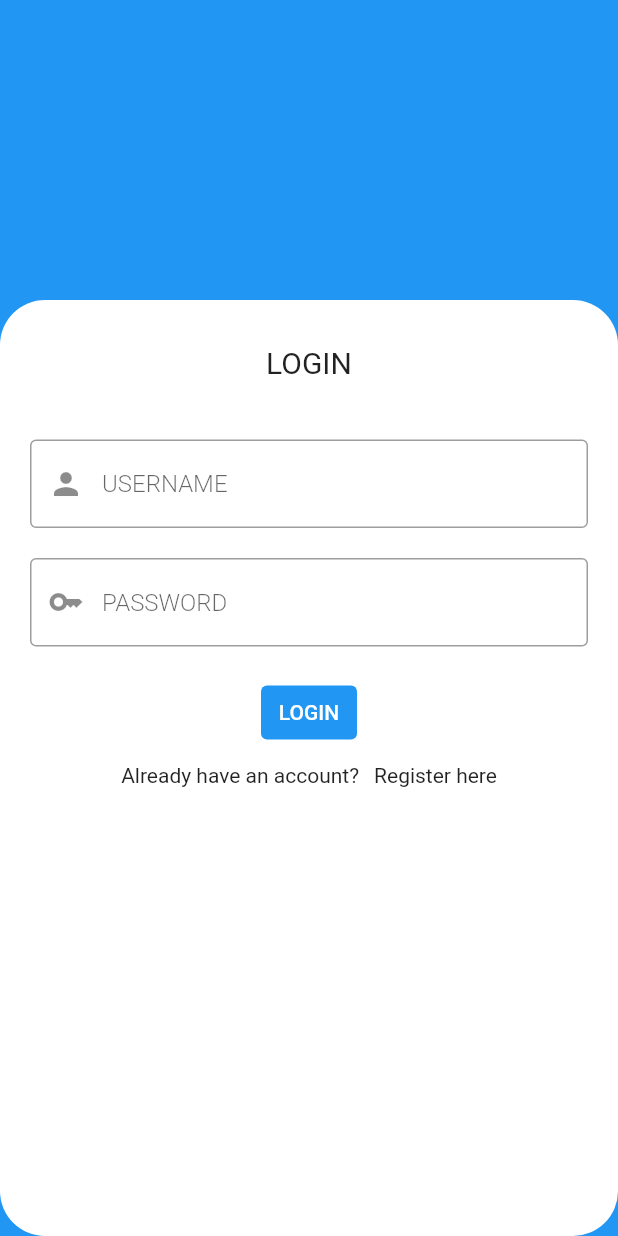
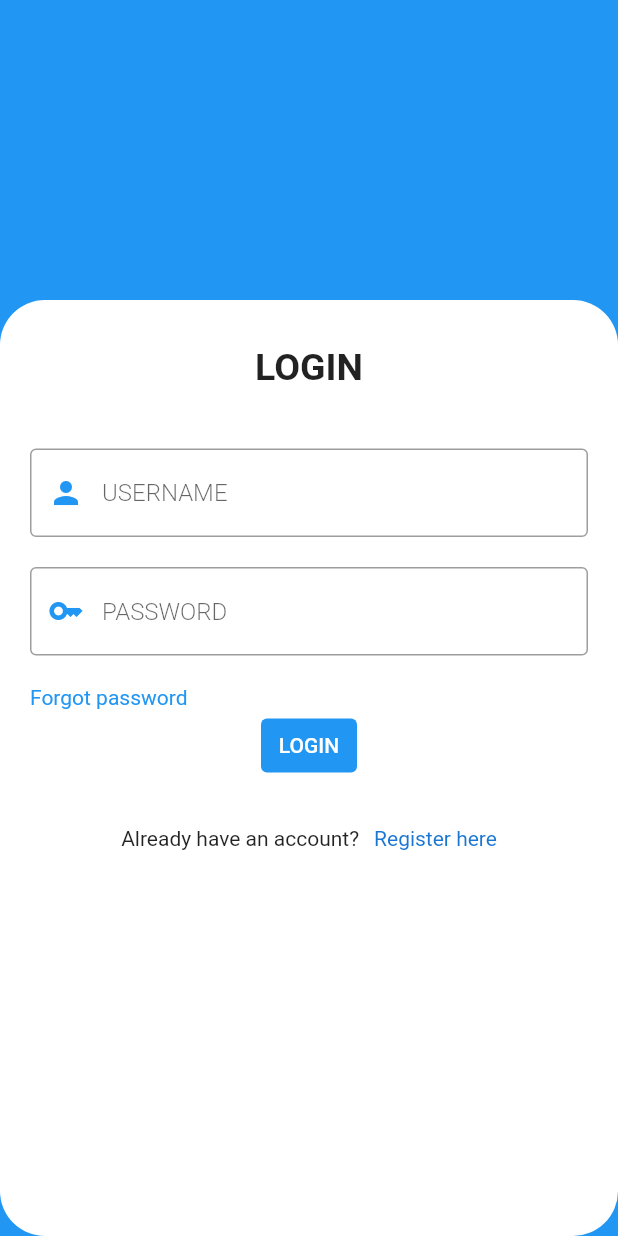
Before and after one commit to davidmax2x/Flutter, a Flutter app: the screen it shows after launch, on a phone screen of 412 x 824 dp. Run offline on Flutter 3.47's test engine with Material 2 defaults, Android fonts, the phone set to English and light mode, and no system bars.

Commit message:
"done with the login page"

```diff
--- a/lib/main.dart
+++ b/lib/main.dart
@@ -13,6 +13,8 @@ class WelcomePage extends StatelessWidget {
   Widget build(BuildContext context) {
     return SafeArea(
       child: Scaffold(
+        resizeToAvoidBottomInset: false,
+
       backgroundColor: Colors.blue,
        body:
 
@@ -30,7 +32,8 @@ class WelcomePage extends StatelessWidget {
               Column(
                 children:  [
                   const Text("LOGIN",style: TextStyle(
-                    fontSize: 20,
+                    fontSize: 25,
+                    fontWeight: FontWeight.bold
                   ),),
                   const SizedBox(height: 40,),
                   const TextField(
@@ -40,6 +43,7 @@ class WelcomePage extends StatelessWidget {
                     InputDecoration(
                     hintText: "USERNAME",
                     prefixIcon: Icon(Icons.person),
+                    prefixIconColor: Colors.blue,
                     hintStyle: TextStyle(
                       fontWeight: FontWeight.w300
                     ),
@@ -58,17 +62,24 @@ class WelcomePage extends StatelessWidget {
                     hintStyle: TextStyle(
                       fontWeight: FontWeight.w300
                     ),
+                    prefixIconColor: Colors.blue,
                     border: OutlineInputBorder()
                     ),
                   ),
                   const SizedBox(height: 20,),
+                 const Align(
+                    alignment: Alignment.bottomLeft,
+                    child: Text("Forgot password",style: TextStyle(
+                      color: Colors.blue
+                    ),),
+                  ),
                   TextButton(onPressed: (){},
                   style: const ButtonStyle(
                     backgroundColor: MaterialStatePropertyAll(Colors.blue),
 
                   ),
                   child: const Text("LOGIN",style: TextStyle(color: Colors.white),)),
-                const SizedBox(height: 10,),
+                const SizedBox(height: 30,),
                 Center(
                   child: Row(
                     mainAxisAlignment: MainAxisAlignment.center,
@@ -78,10 +89,14 @@ class WelcomePage extends StatelessWidget {
                       InkWell(
                         onTap: (){},
                         highlightColor: Colors.red,
-                        child: const Text("Register here"),),
+                        child: const Text("Register here",style: TextStyle(
+                          color: Color.fromRGBO(25, 118, 210, 1),
+                        ),),),
                     ],
                   ),
-                )
+                ),
+                const SizedBox(height: 30,),
+
                 ],)
 
             ),
```
